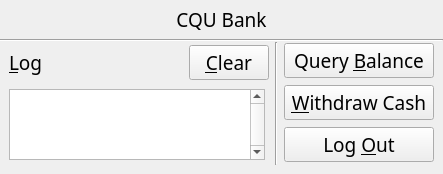
First picture: the form in atmclientview.ui, repository iphelf/ATM-Client, before the edit.
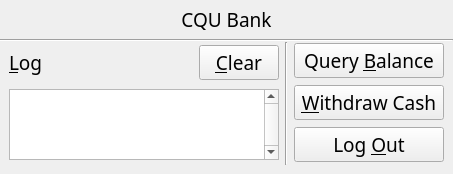
Second picture: the form after the edit. The open tabs and pages were chosen to show the change.

Commit message: adjust width of textEditLog

The edit to the form file:
```diff
--- a/atmclientview.ui
+++ b/atmclientview.ui
@@ -6,7 +6,7 @@
    <rect>
     <x>0</x>
     <y>0</y>
-    <width>443</width>
+    <width>453</width>
     <height>174</height>
    </rect>
   </property>
@@ -633,7 +633,7 @@
               <item>
                <widget class="QTextEdit" name="textEditLog">
                 <property name="sizePolicy">
-                 <sizepolicy hsizetype="Fixed" vsizetype="Fixed">
+                 <sizepolicy hsizetype="Expanding" vsizetype="Fixed">
                   <horstretch>0</horstretch>
                   <verstretch>0</verstretch>
                  </sizepolicy>
```
Left out of the diff: 4 changed lines with no effect on the pictures.
